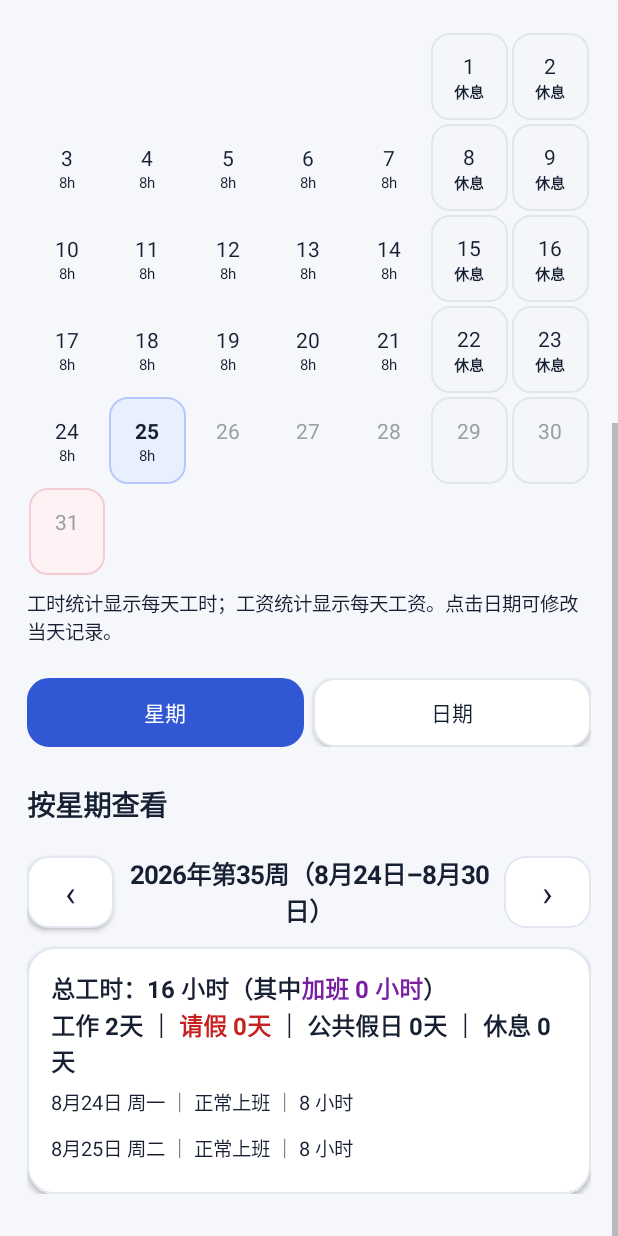
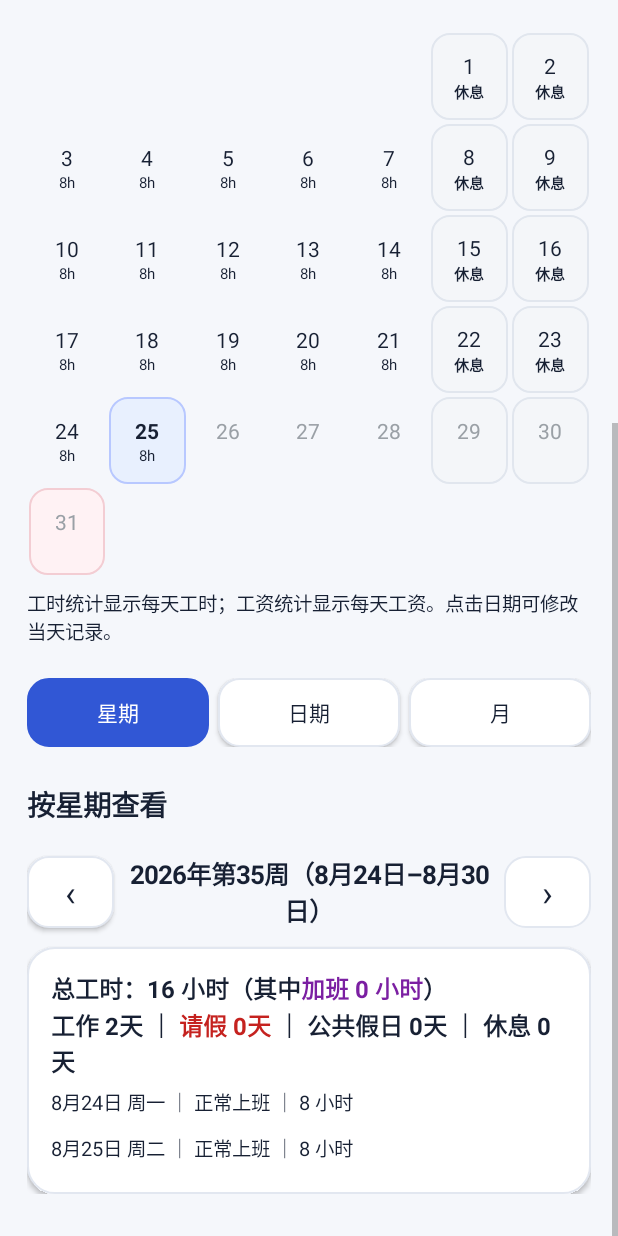
Before and after one commit to yagay/work, an Android app: the screen it shows after launch (MainActivity), scrolled down 429 dp, on a phone screen of 412 x 824 dp. Run offline under Robolectric (Android 15) with nearby library versions, the phone set to English and light mode, and no system bars; 3 statements that could not run were skipped.

Commit message:
Add month detail tabs

```diff
--- a/app/src/main/java/com/example/workhours/MainActivity.java
+++ b/app/src/main/java/com/example/workhours/MainActivity.java
@@ -64,7 +64,9 @@ public class MainActivity extends Activity {
     private LinearLayout exceptionsContainer, weekDetailsContainer, rangeDetailsContainer;
     private LinearLayout monthSectionContainer, weekSectionContainer, rangeSectionContainer;
     private LinearLayout workContent, wageContent;
-    private Button workWeekTabButton, workDateTabButton;
+    private Button workWeekTabButton, workDateTabButton, workMonthTabButton;
+    private TextView workMonthSummaryText;
+    private LinearLayout workMonthDetailsContainer;
     private Button workTabButton, wageTabButton;
     private WagePanel wagePanel;
     private TextView weekTitle, weekSummaryText, rangeSummaryText;
@@ -149,33 +151,46 @@ public class MainActivity extends Activity {
         workContent.addView(workViewTabs, workViewTabsParams);
         workWeekTabButton = button("星期");
         workDateTabButton = button("日期");
+        workMonthTabButton = button("月");
         workViewTabs.addView(workWeekTabButton, new LinearLayout.LayoutParams(0, dp(46), 1f));
         LinearLayout.LayoutParams workDateTabParams = new LinearLayout.LayoutParams(0, dp(46), 1f);
         workDateTabParams.leftMargin = dp(6);
         workViewTabs.addView(workDateTabButton, workDateTabParams);
+        LinearLayout.LayoutParams workMonthTabParams = new LinearLayout.LayoutParams(0, dp(46), 1f);
+        workMonthTabParams.leftMargin = dp(6);
+        workViewTabs.addView(workMonthTabButton, workMonthTabParams);
 
         weekSectionContainer = vertical();
         rangeSectionContainer = vertical();
+        monthSectionContainer = vertical();
         workContent.addView(weekSectionContainer);
         workContent.addView(rangeSectionContainer);
+        workContent.addView(monthSectionContainer);
         buildWeekSection(weekSectionContainer);
         buildRangeSection(rangeSectionContainer);
+        buildWorkMonthDetailSection(monthSectionContainer);
 
         workWeekTabButton.setOnClickListener(v -> showWorkViewTab(0));
         workDateTabButton.setOnClickListener(v -> showWorkViewTab(1));
+        workMonthTabButton.setOnClickListener(v -> showWorkViewTab(2));
         showWorkViewTab(0);
         return scroll;
     }
 
     private void showWorkViewTab(int tab) {
-        if (weekSectionContainer == null || rangeSectionContainer == null) return;
+        if (weekSectionContainer == null || rangeSectionContainer == null || monthSectionContainer == null) return;
         weekSectionContainer.setVisibility(tab == 0 ? View.VISIBLE : View.GONE);
         rangeSectionContainer.setVisibility(tab == 1 ? View.VISIBLE : View.GONE);
+        monthSectionContainer.setVisibility(tab == 2 ? View.VISIBLE : View.GONE);
         UiStyle.button(this, workWeekTabButton, tab == 0);
         UiStyle.button(this, workDateTabButton, tab == 1);
+        UiStyle.button(this, workMonthTabButton, tab == 2);
         workWeekTabButton.setEnabled(tab != 0);
         workDateTabButton.setEnabled(tab != 1);
-        if (tab == 0) refreshWeek(); else calculateRange();
+        workMonthTabButton.setEnabled(tab != 2);
+        if (tab == 0) refreshWeek();
+        else if (tab == 1) calculateRange();
+        else refreshWorkMonthDetails();
     }
 
     private void showStatsTab(boolean wage) {
@@ -278,6 +293,26 @@ public class MainActivity extends Activity {
         return String.format(Locale.UK, "£%.2f", value);
     }
 
+    private void buildWorkMonthDetailSection(LinearLayout root) {
+        TextView t=text("按月查看工时详情",19,true); t.setPadding(0,dp(24),0,dp(8)); root.addView(t);
+        TextView hint=text("使用上方月份选择器切换月份。",13,false); hint.setPadding(0,0,0,dp(8)); root.addView(hint);
+        LinearLayout c=card(); root.addView(c);
+        workMonthSummaryText=text("",16,true); c.addView(workMonthSummaryText);
+        workMonthDetailsContainer=vertical(); c.addView(workMonthDetailsContainer);
+    }
+
+    private void refreshWorkMonthDetails() {
+        if(workMonthSummaryText==null||workMonthDetailsContainer==null)return;
+        LocalDate today=LocalDate.now(),ws=getWorkStartDate();
+        LocalDate start=displayedMonth.atDay(1); if(ws!=null&&start.isBefore(ws))start=ws;
+        LocalDate end=displayedMonth.equals(YearMonth.now())?today:displayedMonth.atEndOfMonth();
+        workMonthDetailsContainer.removeAllViews();
+        if(start.isAfter(end)){workMonthSummaryText.setText("本月尚未开始工作");return;}
+        Stats st=collectStats(start,end);
+        workMonthSummaryText.setText(displayedMonth.getYear()+"年"+displayedMonth.getMonthValue()+"月\n总工时："+formatDurationHours(st.totalHours)+"（加班 "+formatDurationHours(st.overtimeHours)+"）\n"+StatusStatsFormatter.format(st.workDays,st.leaveDays,st.holidayDays,st.restDays));
+        addPeriodDetails(workMonthDetailsContainer,start,end,true,true);
+    }
+
     private void buildWeekSection(LinearLayout root) {
         TextView t = text("按星期查看", 19, true); t.setPadding(0, dp(24), 0, dp(8)); root.addView(t);
         LinearLayout nav = horizontal(); nav.setGravity(Gravity.CENTER_VERTICAL); root.addView(nav);
@@ -315,6 +350,7 @@ public class MainActivity extends Activity {
         statusStatsText.setText(StatusStatsFormatter.format(st.workDays,st.leaveDays,st.holidayDays,st.restDays));
         if(wagePanel!=null){ wagePanel.setDisplayedMonth(displayedMonth); totalWageText.setText(String.format(Locale.UK,"£%.2f",wagePanel.getDisplayedMonthWage())); }
         rebuildSharedCalendar(today);
+        refreshWorkMonthDetails();
     }
 
     private void refreshWeek() {
--- a/app/src/main/java/com/example/workhours/WagePanel.java
+++ b/app/src/main/java/com/example/workhours/WagePanel.java
@@ -180,16 +180,21 @@ public class WagePanel extends LinearLayout {
         root.addView(viewTabs, viewTabsParams);
         weekTabButton = button("星期");
         dayTabButton = button("日期");
+        monthTabButton = button("月");
         viewTabs.addView(weekTabButton, new LinearLayout.LayoutParams(0, dp(46), 1f));
         LinearLayout.LayoutParams middleTabParams = new LinearLayout.LayoutParams(0, dp(46), 1f);
         middleTabParams.leftMargin = dp(6);
         viewTabs.addView(dayTabButton, middleTabParams);
+        LinearLayout.LayoutParams lastTabParams = new LinearLayout.LayoutParams(0, dp(46), 1f);
+        lastTabParams.leftMargin = dp(6);
+        viewTabs.addView(monthTabButton, lastTabParams);
 
         weekContent = vertical();
         dayContent = vertical();
         monthContent = vertical();
         root.addView(weekContent);
         root.addView(dayContent);
+        root.addView(monthContent);
 
         TextView weekSection = text("按星期查看工资", 19, true);
         weekSection.setPadding(0, dp(18), 0, dp(8));
@@ -248,8 +253,22 @@ public class WagePanel extends LinearLayout {
         dayHint.setPadding(0, dp(10), 0, 0);
         dayCard.addView(dayHint);
 
+        TextView monthSection = text("按月查看工资详情", 19, true);
+        monthSection.setPadding(0, dp(18), 0, dp(8));
+        monthContent.addView(monthSection);
+        TextView monthHint = text("使用上方月份选择器切换月份。", 13, false);
+        monthHint.setPadding(0, 0, 0, dp(8));
+        monthContent.addView(monthHint);
+        LinearLayout monthCard = card();
+        monthContent.addView(monthCard);
+        monthSummary = text("", 16, true);
+        monthCard.addView(monthSummary);
+        monthDetails = vertical();
+        monthCard.addView(monthDetails);
+
         weekTabButton.setOnClickListener(v -> showViewTab(0));
         dayTabButton.setOnClickListener(v -> showViewTab(1));
+        monthTabButton.setOnClickListener(v -> showViewTab(2));
         showViewTab(0);
 
     }
@@ -406,12 +425,16 @@ public class WagePanel extends LinearLayout {
         if (weekContent == null || dayContent == null || monthContent == null) return;
         weekContent.setVisibility(tab == 0 ? View.VISIBLE : View.GONE);
         dayContent.setVisibility(tab == 1 ? View.VISIBLE : View.GONE);
+        monthContent.setVisibility(tab == 2 ? View.VISIBLE : View.GONE);
         UiStyle.button(host, weekTabButton, tab == 0);
         UiStyle.button(host, dayTabButton, tab == 1);
+        UiStyle.button(host, monthTabButton, tab == 2);
         weekTabButton.setEnabled(tab != 0);
         dayTabButton.setEnabled(tab != 1);
+        monthTabButton.setEnabled(tab != 2);
         if (tab == 0) refreshWeek();
-        else refreshDay();
+        else if (tab == 1) refreshDay();
+        else refreshMonth();
     }
 
     private void refreshDay() {
@@ -497,6 +520,7 @@ public class WagePanel extends LinearLayout {
     }
 
     private void refreshMonth() {
+        if (monthSummary == null || monthDetails == null) return;
         YearMonth now = YearMonth.now();
         if (displayedMonth.isAfter(now)) displayedMonth = now;
         LocalDate ws = getWorkStartDate();
```
